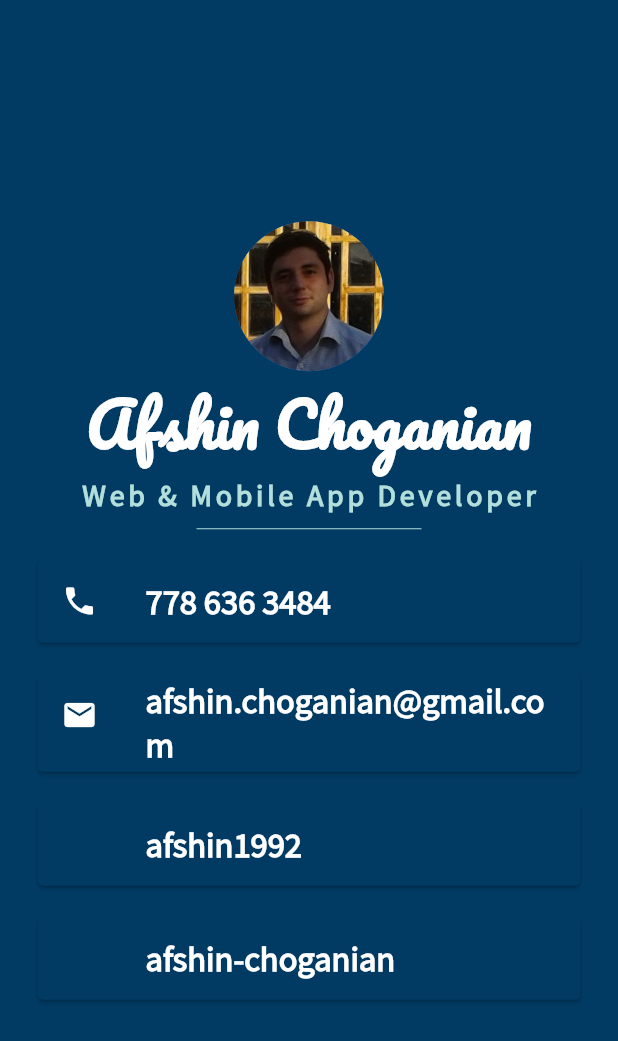
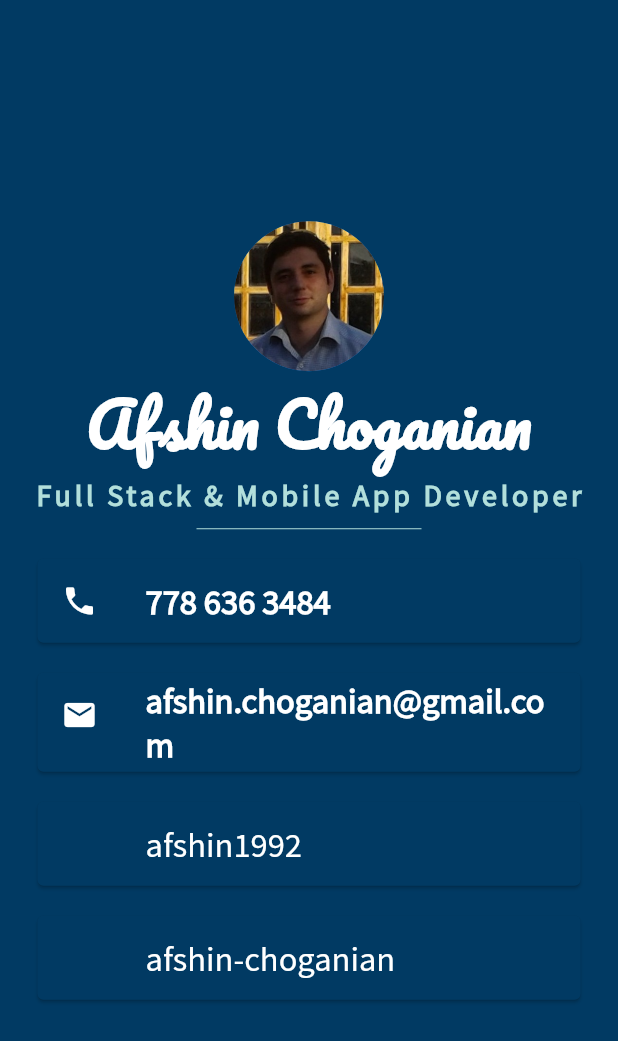
Before and after one commit to Afshin1992/BussinesCard, a Flutter app: the screen it shows after launch, on a phone screen of 412 x 824 dp. Shown: the top 1041 px of the screen. Run offline on Flutter 3.47's test engine with Material 2 defaults, Android fonts, the phone set to English and light mode, and no system bars.

Commit message:
field completed

```diff
--- a/lib/main.dart
+++ b/lib/main.dart
@@ -29,7 +29,7 @@ class MyApp extends StatelessWidget {
               ),
             ),
             Text(
-              'Web & Mobile App Developer',
+              'Full Stack & Mobile App Developer',
               style: TextStyle(
                 fontFamily: 'Source Sans Pro',
                 color: Colors.teal.shade100,
@@ -93,7 +93,7 @@ class MyApp extends StatelessWidget {
                   'afshin1992',
                   style: TextStyle(
                       fontSize: 23.0,
-                      fontWeight: FontWeight.w600,
+                      fontWeight: FontWeight.w500,
                       color: Colors.white,
                       fontFamily: 'Source Sans Pro'),
                 ),
@@ -111,7 +111,7 @@ class MyApp extends StatelessWidget {
                   'afshin-choganian',
                   style: TextStyle(
                       fontSize: 23.0,
-                      fontWeight: FontWeight.w600,
+                      fontWeight: FontWeight.w500,
                       color: Colors.white,
                       fontFamily: 'Source Sans Pro'),
                 ),
```
Also changed, not shown: images/linkdin.png (deleted), 1 other file.
